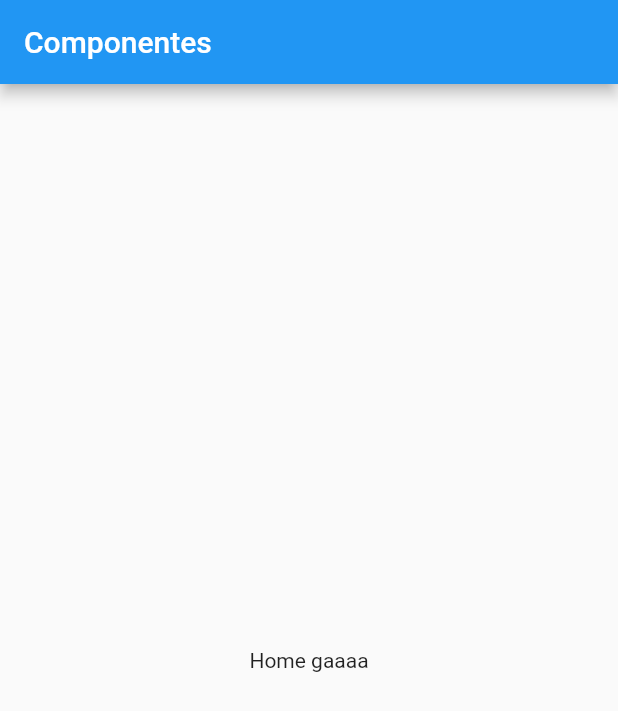
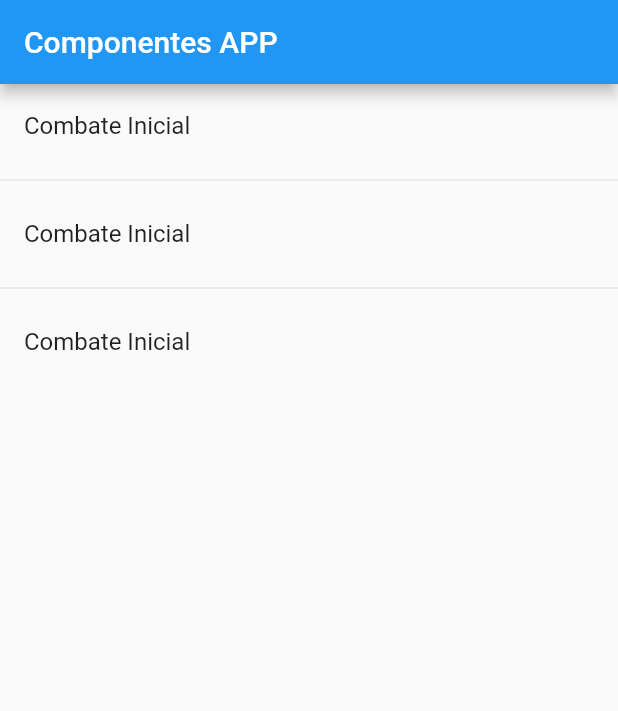
Before and after one commit to QuispeRosasGabriel/FlutterApp, a Flutter app: the screen it shows after launch, on a phone screen of 412 x 824 dp. Shown: the top 711 px of the screen. Run offline on Flutter 3.47's test engine with Material 2 defaults, Android fonts, the phone set to English and light mode, and no system bars.

Commit message:
working with divider

```diff
--- a/lib/main.dart
+++ b/lib/main.dart
@@ -9,11 +9,7 @@ class MyApp extends StatelessWidget {
     return MaterialApp(
       debugShowCheckedModeBanner: false,
       title: 'Componentes App',
-      home: Scaffold(
-          appBar: AppBar(
-            title: Text('Componentes'),
-          ),
-          body: HomePageTemp()),
+      home: HomePageTemp(),
     );
   }
 }
--- a/lib/src/pages/home_theme.dart
+++ b/lib/src/pages/home_theme.dart
@@ -3,6 +3,25 @@ import 'package:flutter/material.dart';
 class HomePageTemp extends StatelessWidget {
   @override
   Widget build(BuildContext context) {
-    return Center(child: Text("Home gaaaa"));
+    return Scaffold(
+      appBar: (AppBar(title: Text("Componentes APP"))),
+      body: ListView(
+        children: <Widget>[
+          ListTile(
+            title: Text("Combate Inicial"),
+          ),
+          // Coloca una raya como un hr
+          // Divider(),
+          Divider(),
+          ListTile(
+            title: Text("Combate Inicial"),
+          ),
+          Divider(),
+          ListTile(
+            title: Text("Combate Inicial"),
+          )
+        ],
+      ),
+    );
   }
 }
```
